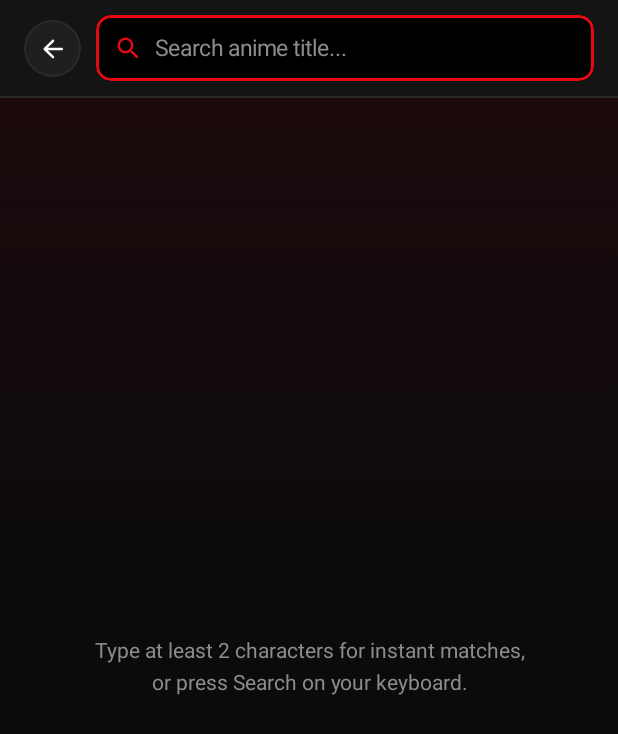
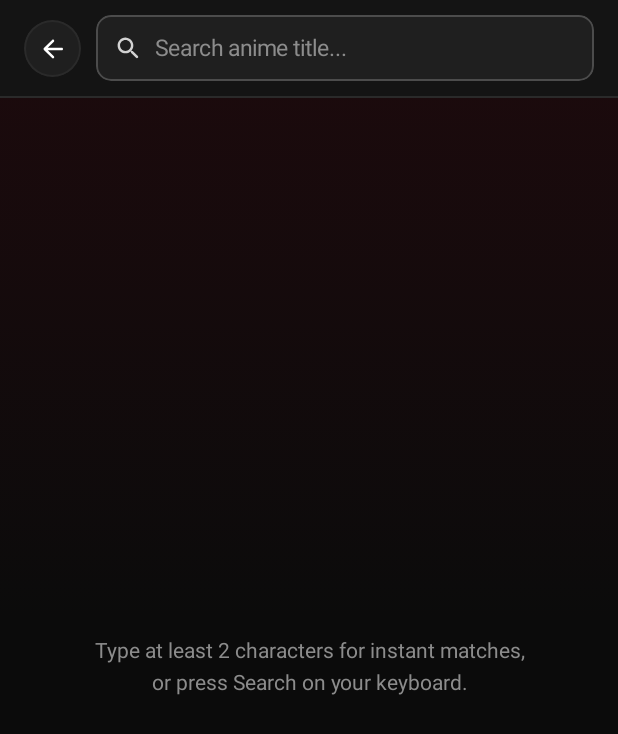
Before and after one commit to UnoxyRich/animeheaven-android, an Android app built with Jetpack Compose: the screen it shows after launch (MainActivity), after a tap on "Search", on a phone screen of 412 x 824 dp. Shown: the top 734 px of the screen. Run offline under Robolectric (Android 15) with nearby library versions, the phone set to English and light mode, and no system bars; our stand-ins replace Room's generated code; pictures from the network do not load; 1 statement that could not run was skipped.

Commit message:
Fix Phone top bar per tab, Popular rank badges, Top 10 contrast, Search & themes

```diff
--- a/app/src/main/java/me/animeheaven/android/data/model/Models.kt
+++ b/app/src/main/java/me/animeheaven/android/data/model/Models.kt
@@ -36,14 +36,14 @@ enum class AhThemeId(
     val cssKey: String,
     val subtitle: String
 ) {
-    DARK("Dark Crimson (Default)", "dark", "Pure OLED black #000000 • Crimson #DD0021"),
-    DARK_INDIGO("Midnight Indigo", "dark2", "Deep plum to midnight navy gradient"),
-    DARK_GRAPHITE("Graphite Slate", "dark3", "Charcoal metallic dark gradient"),
-    DARK_TEAL_PLUM("Teal Plum", "dark4", "Abyssal teal to dark plum gradient"),
-    DARK_CRIMSON_VELVET("Crimson Velvet", "dark5", "Deep maroon to dark plum gradient"),
-    DARK_MAGENTA("Magenta Dusk", "dark6", "Vibrant magenta to deep purple gradient"),
-    DARK_TWILIGHT("Steel Twilight", "dark7", "Slate blue to twilight indigo gradient"),
-    LIGHT("Classic Light", "light", "White canvas • GhostWhite cards • Crimson accent");
+    DARK("Cinema Dark", "dark", "Deep charcoal • Netflix Red"),
+    DARK_INDIGO("Midnight Indigo", "dark2", "Plum to midnight navy"),
+    DARK_GRAPHITE("Graphite Slate", "dark3", "Charcoal metallic dark"),
+    DARK_TEAL_PLUM("Teal Plum", "dark4", "Abyssal teal to plum"),
+    DARK_CRIMSON_VELVET("Crimson Velvet", "dark5", "Deep maroon to plum"),
+    DARK_MAGENTA("Magenta Dusk", "dark6", "Vibrant magenta to purple"),
+    DARK_TWILIGHT("Steel Twilight", "dark7", "Slate blue to indigo"),
+    LIGHT("Classic Light", "light", "White canvas • Crisp cards");
 
     companion object {
         fun fromCssKey(key: String?): AhThemeId =
--- a/app/src/main/java/me/animeheaven/android/ui/components/MobileChrome.kt
+++ b/app/src/main/java/me/animeheaven/android/ui/components/MobileChrome.kt
@@ -69,6 +69,9 @@ fun MobileTopBar(
     onSearchClick: () -> Unit,
     onRandomClick: () -> Unit,
     onSettingsClick: () -> Unit,
+    headerTitle: String = "For You",
+    showFilterPills: Boolean = true,
+    onPopularClick: (() -> Unit)? = null,
     modifier: Modifier = Modifier
 ) {
     val palette = LocalAhPalette.current
@@ -83,7 +86,7 @@ fun MobileTopBar(
             .fillMaxWidth()
             .background(topBrush)
             .statusBarsPadding()
-            .padding(bottom = 8.dp)
+            .padding(bottom = if (showFilterPills) 8.dp else 4.dp)
     ) {
         Row(
             modifier = Modifier
@@ -92,7 +95,7 @@ fun MobileTopBar(
             verticalAlignment = Alignment.CenterVertically,
             horizontalArrangement = Arrangement.spacedBy(10.dp)
         ) {
-            // Netflix-style Red "A" Monogram + "For You"
+            // Netflix-style Red "A" Monogram + Context Title
             Row(
                 modifier = Modifier
                     .clip(AhShape8)
@@ -109,10 +112,12 @@ fun MobileTopBar(
                     letterSpacing = (-1).sp
                 )
                 Text(
-                    text = "For You",
+                    text = headerTitle,
                     color = palette.textPrimary,
                     fontSize = 20.sp,
-                    fontWeight = FontWeight.ExtraBold
+                    fontWeight = FontWeight.ExtraBold,
+                    maxLines = 1,
+                    overflow = TextOverflow.Ellipsis
                 )
             }
 
@@ -154,7 +159,8 @@ fun MobileTopBar(
             )
         }
 
-        // Netflix Mobile Horizontal Glass Category Pills
+        if (showFilterPills) {
+            // Netflix Mobile Horizontal Glass Category Pills (Home only)
             Row(
                 modifier = Modifier
                     .fillMaxWidth()
@@ -169,15 +175,19 @@ fun MobileTopBar(
                         onClick = onSeasonalClick
                     )
                 }
+                if (onPopularClick != null) {
+                    NetflixFilterPill(
+                        label = "Top 10",
+                        icon = AhIcons.Whatshot,
+                        onClick = onPopularClick
+                    )
+                }
                 NetflixFilterPill(
                     label = "Surprise Me",
                     icon = AhIcons.Shuffle,
                     onClick = onRandomClick
                 )
-            NetflixFilterPill(
-                label = "1080p Subbed",
-                onClick = onLogoClick
-            )
+            }
         }
     }
 }
--- a/app/src/main/java/me/animeheaven/android/ui/screens/home/HomeScreen.kt
+++ b/app/src/main/java/me/animeheaven/android/ui/screens/home/HomeScreen.kt
@@ -67,7 +67,10 @@ fun HomeScreen(
             },
             onSearchClick = onOpenSearch,
             onRandomClick = onOpenRandom,
-            onSettingsClick = onOpenSettings
+            onSettingsClick = onOpenSettings,
+            headerTitle = "For You",
+            showFilterPills = true,
+            onPopularClick = onOpenPopular
         )
 
         PullToRefreshBox(
--- a/app/src/main/java/me/animeheaven/android/ui/screens/search/SearchScreen.kt
+++ b/app/src/main/java/me/animeheaven/android/ui/screens/search/SearchScreen.kt
@@ -130,8 +130,8 @@ fun SearchScreen(
                         .weight(1f)
                         .height(44.dp)
                         .clip(AhShape10)
-                        .background(if (palette.isLight) Color.White else Color.Black)
-                        .border(1.5.dp, palette.crimson, AhShape10)
+                        .background(if (palette.isLight) Color.White else palette.surfaceElevated)
+                        .border(1.dp, if (palette.isLight) palette.borderSubtle else Color(0x33FFFFFF), AhShape10)
                         .padding(horizontal = 12.dp),
                     verticalAlignment = Alignment.CenterVertically,
                     horizontalArrangement = Arrangement.spacedBy(8.dp)
@@ -139,7 +139,7 @@ fun SearchScreen(
                     Icon(
                         imageVector = Icons.Rounded.Search,
                         contentDescription = null,
-                        tint = palette.crimson,
+                        tint = palette.textSecondary,
                         modifier = Modifier.size(19.dp)
                     )
                     Box(modifier = Modifier.weight(1f)) {
@@ -408,7 +408,7 @@ fun SearchScreen(
                                     .fillMaxWidth()
                                     .padding(top = 4.dp)
                                     .clip(AhShape10)
-                                    .background(palette.crimson)
+                                    .background(if (palette.isLight) palette.crimson else Color.White)
                                     .clickable {
                                         keyboardController?.hide()
                                         viewModel.submitFullSearch()
@@ -418,9 +418,9 @@ fun SearchScreen(
                             ) {
                                 Text(
                                     text = "Show all results for \"${state.query.trim()}\"",
-                                    color = Color.White,
+                                    color = if (palette.isLight) Color.White else Color.Black,
                                     fontSize = 14.sp,
-                                    fontWeight = FontWeight.Bold
+                                    fontWeight = FontWeight.ExtraBold
                                 )
                             }
                         }
```
Also changed, not shown: app/src/main/java/me/animeheaven/android/ui/components/AnimeCards.kt (+24 -9 lines), app/src/main/java/me/animeheaven/android/ui/screens/bookmarks/BookmarksScreen.kt (+11 -7 lines), app/src/main/java/me/animeheaven/android/ui/screens/catalog/CatalogScreen.kt (+9 -2 lines). Lines whose indentation alone changed are shown as unchanged.
